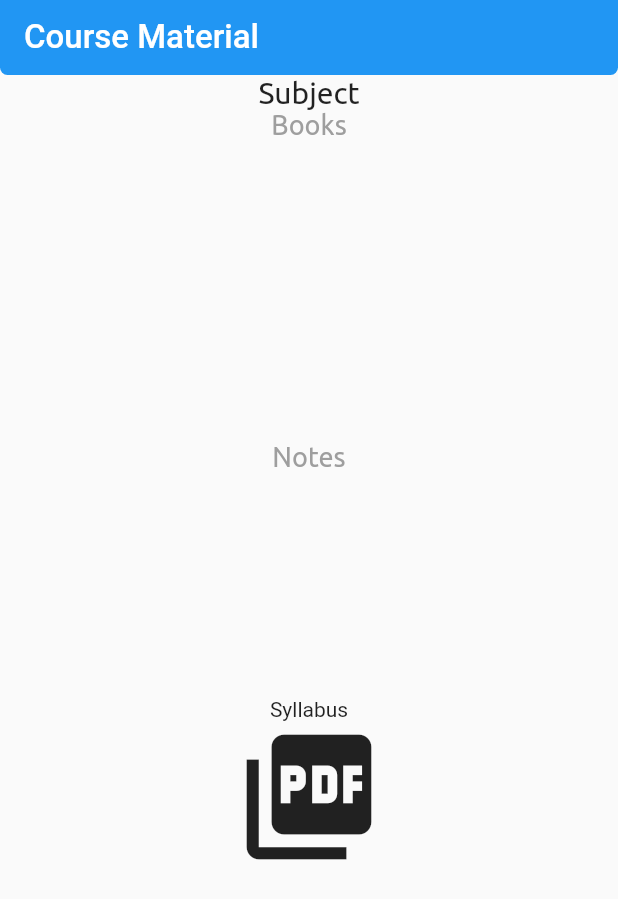
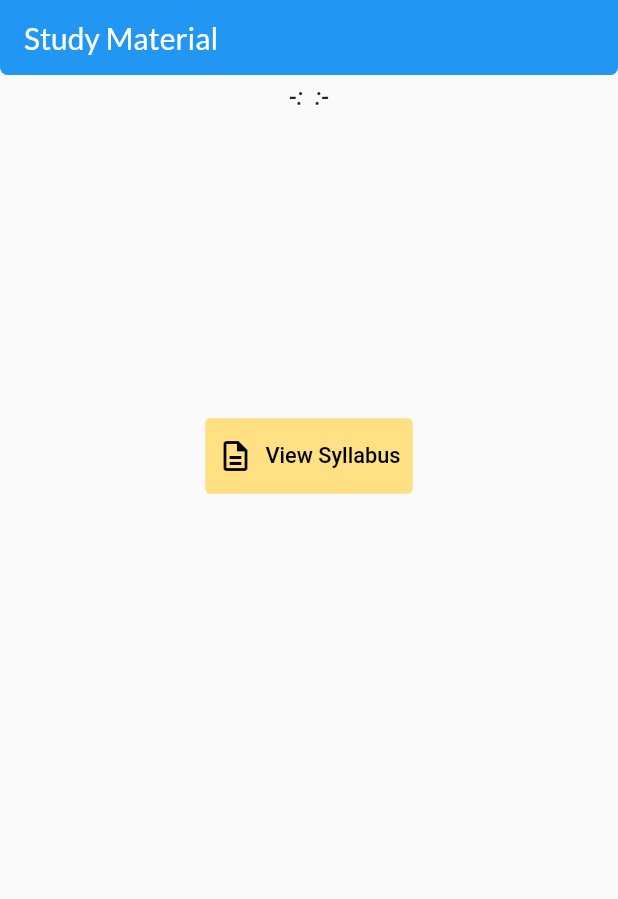
Before and after one commit to VaibhavPachpute21/Study-Buddy, a Flutter app: the StudyMaterialListPage screen opened directly with empty values, on a phone screen of 412 x 824 dp. Shown: the top 899 px of the screen. Run offline on Flutter 3.47's test engine with Material 2 defaults, Android fonts, the phone set to English and light mode, and no system bars; drawn by our look-alikes of getwidget; our stand-ins replace dio, google_fonts, permission_handler; missing offline and left inert: syncfusion_flutter_pdfviewer.

Commit message:
started wrapping up app

```diff
--- a/lib/AppTheme.dart
+++ b/lib/AppTheme.dart
@@ -1,13 +1,9 @@
 import 'package:flutter/material.dart';
+import 'package:google_fonts/google_fonts.dart';
 
 class AppTheme {
-  static final appbarHeading = TextStyle(
-    fontSize: 22.0,
-    fontFamily: "roboto",
-    //fontWeight: FontWeight.w100,
-    color: Colors.white,
-  );
-  static final pageHeading1=TextStyle(fontFamily: "ubuntu",fontSize: 20 );
+  static final appbarHeading = GoogleFonts.lato();
+  static final pageHeading1=GoogleFonts.roboto(fontSize: 18,fontWeight: FontWeight.w600);
   static final pageHeading2=TextStyle(fontFamily: "ubuntu",fontSize: 18,color: Colors.grey);
 
   static final containText1=TextStyle(fontFamily: "lato",color:Colors.black87,fontSize: 18,fontWeight:FontWeight.w600 );
--- a/lib/Screens/Home/StudyMaterialPage.dart
+++ b/lib/Screens/Home/StudyMaterialPage.dart
@@ -1,4 +1,6 @@
 import 'package:flutter/material.dart';
+import 'package:getwidget/getwidget.dart';
+import 'package:google_fonts/google_fonts.dart';
 import 'package:study_buddy/AppTheme.dart';
 import 'package:study_buddy/CommonWidgets.dart';
 import 'package:study_buddy/Screens/Home/PDFViewer.dart';
@@ -7,7 +9,8 @@ import 'package:study_buddy/global.dart' as global;
 
 class StudyMaterialListPage extends StatefulWidget {
   final List<dynamic> books;
-  const StudyMaterialListPage({Key? key, required this.books})
+  final String subjectName;
+  const StudyMaterialListPage({Key? key, required this.books, required this.subjectName})
       : super(key: key);
 
   @override
@@ -21,21 +24,28 @@ class _StudyMaterialListPageState extends State<StudyMaterialListPage> {
       appBar: const PreferredSize(
           preferredSize: Size.fromHeight(50),
           child: StudyBuddyAppBar(
-            title: "Course Material",
+            title: "Study Material",
           )),
       body: Column(
             children: [
-              Center(child: Text( "Subject",style: AppTheme.pageHeading1, )),
-               Text("Books",style:AppTheme.pageHeading2,),
+              Container(padding: EdgeInsets.only(left: 2,right: 2, top: 5,bottom: 5),
+                child: Text("-: "+ widget.subjectName.toString()+" :-",style: GoogleFonts.ubuntu(fontSize: 16,fontWeight: FontWeight.w500,fontStyle: FontStyle.italic ), )),
+
               booksList(),
-               Text("Notes",style: AppTheme.pageHeading2,),
-              notesList(),
-              Text("Syllabus"),
-              Container(child: InkWell(
-                child: Icon(Icons.picture_as_pdf,size: 100,),
-                onTap: (){
+              //  Text("Notes",style: AppTheme.pageHeading2,),
+              // notesList(),
+
+              Container( child: InkWell(
+                child:GFButton(
+                  size: 50,
+
+                  color: Colors.amber.shade200,
+                  textColor: Colors.black,
+                  text: "View Syllabus",icon: Icon(Icons.description_outlined),
+                  onPressed: (){
                   opentDriveLink(global.syllabus.toString());
-                },
+                })
+
               ),),
             ],
           )
@@ -51,7 +61,7 @@ class _StudyMaterialListPageState extends State<StudyMaterialListPage> {
           padding:  EdgeInsets.all(5),
           itemBuilder: (contex, index) {
             return Padding(
-              padding:  EdgeInsets.all(2.0),
+              padding:  EdgeInsets.all(3.0),
               child: InkWell(
                 onTap: () {
                    opentDriveLink(widget.books[index]["url"]);
@@ -62,8 +72,20 @@ class _StudyMaterialListPageState extends State<StudyMaterialListPage> {
                   child: Container(
                     alignment: Alignment.center,
                     child: Padding(
-                      padding:  EdgeInsets.all(2.0),
-                      child: Text(widget.books[index]["name"].toString(),style: AppTheme.containText1,),
+                      padding:  EdgeInsets.all(3.0),
+                      child: Column(
+                        mainAxisAlignment: MainAxisAlignment.spaceBetween,
+                        children: [
+                          Text(widget.books[index]["name"].toString(),style:GoogleFonts.ibmPlexSans(),overflow: TextOverflow.ellipsis,maxLines: 5,),
+                          Row(mainAxisAlignment: MainAxisAlignment.spaceEvenly,
+                            children: [
+                            IconButton(onPressed: (){}, icon:Icon(Icons.download),tooltip: "download file", ),
+                            IconButton(onPressed: (){
+                              opentDriveLink(widget.books[index]["url"]);
+                            }, icon:Icon(Icons.open_in_new_rounded),tooltip: "open file",),
+                          ],)
+                        ],
+                      ),
                     ),
                     decoration: BoxDecoration(
                         color: Colors.amber.shade200,
```
Also changed, not shown: lib/Screens/Home/HomePage.dart (+42 -20 lines), lib/Screens/Home/SelectSemPage.dart (deleted, +0 -22 lines), lib/Screens/Home/SubjectListPage.dart (+20 -11 lines), pubspec.yaml (+2 -20 lines), assets/fonts/Lato-Bold.ttf (deleted), assets/fonts/Lato-Regular.ttf (deleted), assets/fonts/Roboto-Medium.ttf (deleted), assets/fonts/RobotoMono-Medium.ttf (deleted), assets/fonts/Ubuntu-Regular.ttf (deleted), pubspec.lock, 1 other file.
